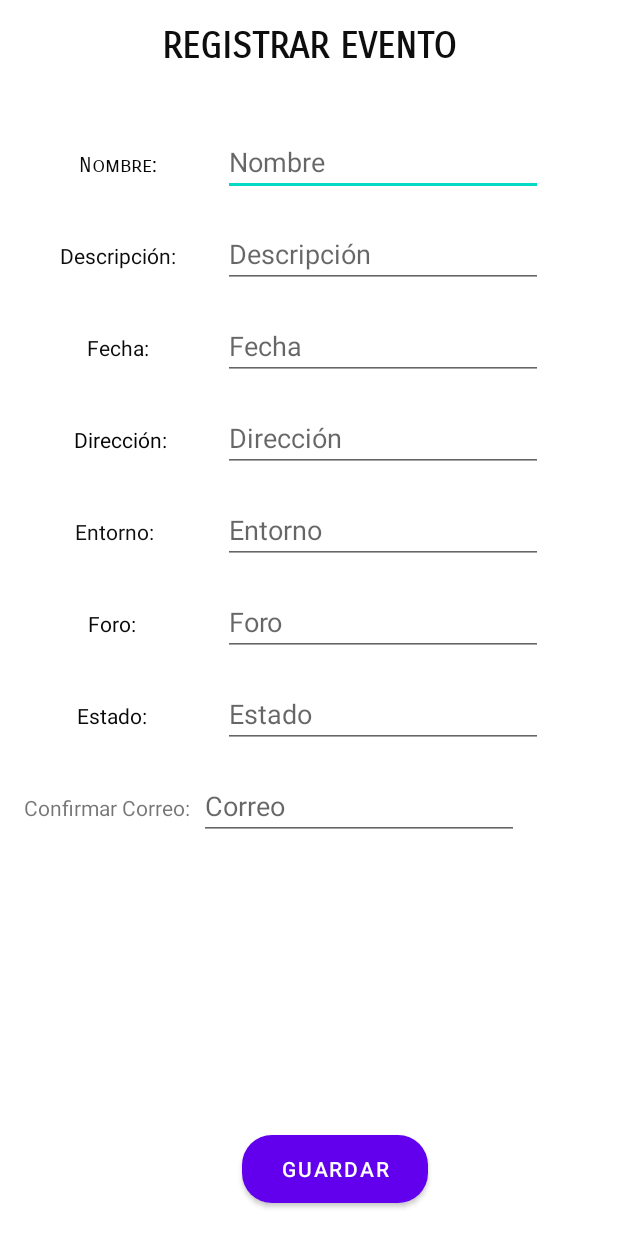
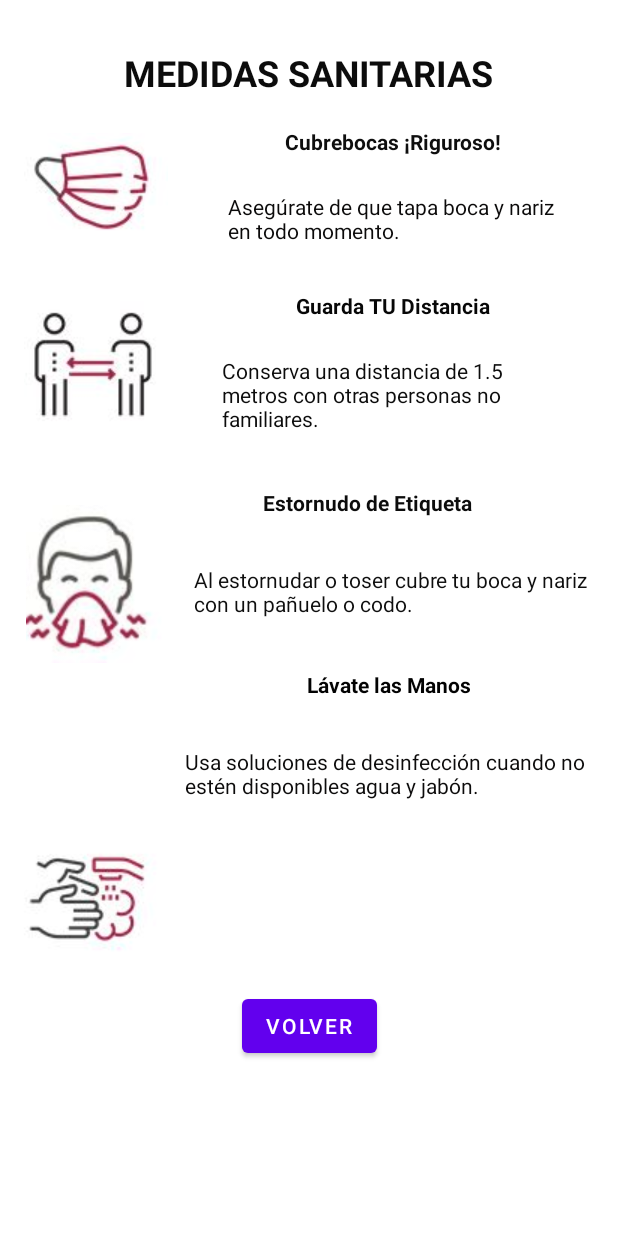
Before and after one commit to Karen89K/ProyectoICM, an Android app: the screen it shows after launch (RegistrarEvento before the commit, Medidas_sanitarias after it), on a phone screen of 412 x 824 dp. Run offline under Robolectric (Android 15) with nearby library versions, the phone set to English and light mode, and no system bars.

Commit message:
Registrar evento consulta

```diff
--- /dev/null
+++ b/app/src/main/java/com/teamdinamita/proyectoeventosicm/Medidas_sanitarias.java
@@ -0,0 +1,14 @@
+package com.teamdinamita.proyectoeventosicm;
+
+import androidx.appcompat.app.AppCompatActivity;
+
+import android.os.Bundle;
+
+public class Medidas_sanitarias extends AppCompatActivity {
+
+    @Override
+    protected void onCreate(Bundle savedInstanceState) {
+        super.onCreate(savedInstanceState);
+        setContentView(R.layout.activity_medidas_sanitarias);
+    }
+}
--- a/app/src/main/java/com/teamdinamita/proyectoeventosicm/RegistrarEvento.java
+++ b/app/src/main/java/com/teamdinamita/proyectoeventosicm/RegistrarEvento.java
@@ -2,11 +2,24 @@ package com.teamdinamita.proyectoeventosicm;
 
 import androidx.appcompat.app.AppCompatActivity;
 
+import android.app.ProgressDialog;
+import android.content.Intent;
 import android.os.Bundle;
 import android.view.View;
 import android.widget.Button;
 import android.widget.EditText;
+import android.widget.Toast;
 
+import com.android.volley.AuthFailureError;
+import com.android.volley.Request;
+import com.android.volley.RequestQueue;
+import com.android.volley.Response;
+import com.android.volley.VolleyError;
+import com.android.volley.toolbox.StringRequest;
+import com.android.volley.toolbox.Volley;
+
+import java.util.HashMap;
+import java.util.Map;
 
 
 public class RegistrarEvento extends AppCompatActivity {
@@ -30,16 +43,96 @@ public class RegistrarEvento extends AppCompatActivity {
         txtEntorno = findViewById(R.id.txtEntorno);
         txtForo = findViewById(R.id.txtForo);
         txtEstado = findViewById(R.id.txtEstado);
-        txtCorreo = findViewById(R.id.txtCorreoConf);
+
+
         btnGuardar = findViewById(R.id.btnGuardar);
 
         btnGuardar.setOnClickListener(new View.OnClickListener() {
             @Override
             public void onClick(View v) {
+                insertData();
+            }
+
+        });
+
+    }
+
+    private void insertData() {
+        final String EventoNombre = txtNombreE.getText().toString().trim();
+        final String Descripcion = txtDesc.getText().toString().trim();
+        final String Fecha = txtFecha.getText().toString().trim();
+        final String Direccion = txtDireccion.getText().toString().trim();
+        final String Entorno = txtEntorno.getText().toString().trim();
+        final String Foro = txtForo.getText().toString().trim();
+        final String Estado = txtEstado.getText().toString().trim();
 
 
+        final ProgressDialog progressDialog = new ProgressDialog(this);
+        progressDialog.setMessage("cargando...");
+
+        if (EventoNombre.isEmpty()) {
+            txtNombreE.setError("complete los campos");
+            return;
+        } else if (Entorno.isEmpty()) {
+
+            txtCorreo.setError("complete los campos");
+            return;
+        } else {
+            progressDialog.show();
+            StringRequest request = new StringRequest(Request.Method.POST, "https://zjbicqfh.lucusvirtual.es/insertE.php",
+                    new Response.Listener<String>() {
+                        @Override
+                        public void onResponse(String response) {
+
+                            if (response.equalsIgnoreCase("Datos insertados")) {
+                                Toast.makeText(RegistrarEvento.this, "Datos insertados", Toast.LENGTH_SHORT).show();
+                                progressDialog.dismiss();
+                                Intent intent = new Intent(RegistrarEvento.this, MisEventos.class);
+                                startActivity(intent);
+                            } else {
+                                Toast.makeText(RegistrarEvento.this, response, Toast.LENGTH_SHORT).show();
+                                progressDialog.dismiss();
+                                Toast.makeText(RegistrarEvento.this, "No se puede insertar", Toast.LENGTH_SHORT).show();
+                            }
+                        }
+                    }, new Response.ErrorListener() {
+                @Override
+                public void onErrorResponse(VolleyError error) {
+                    Toast.makeText(RegistrarEvento.this, error.getMessage(), Toast.LENGTH_SHORT).show();
+                    progressDialog.dismiss();
+                }
             }
-        });
+            ) {
+                @Override
+                protected Map<String, String> getParams() throws AuthFailureError {
+
+                    Map<String, String> params = new HashMap<String, String>();
+
+                    params.put("nombre", EventoNombre);
+                    params.put("descripcion", Descripcion);
+                    params.put("fecha", Fecha);
+                    params.put("direccion", Direccion);
+                    params.put("entorno", Entorno);
+                    params.put("foro", Foro);
+                    params.put("estado", Estado);
+
+
+                    return params;
+                }
+            };
+            RequestQueue requestQueue = Volley.newRequestQueue(RegistrarEvento.this);
+            requestQueue.add(request);
+
+
+        }
+
+    }
+
+    @Override
+    public void onBackPressed() {
+        super.onBackPressed();
+        finish();
+
     }
 
 
--- /dev/null
+++ b/app/src/main/res/layout/activity_medidas_sanitarias.xml
@@ -0,0 +1,169 @@
+<?xml version="1.0" encoding="utf-8"?>
+<androidx.constraintlayout.widget.ConstraintLayout xmlns:android="http://schemas.android.com/apk/res/android"
+    xmlns:app="http://schemas.android.com/apk/res-auto"
+    xmlns:tools="http://schemas.android.com/tools"
+    android:layout_width="match_parent"
+    android:layout_height="match_parent"
+    tools:context=".Medidas_sanitarias">
+
+    <TextView
+        android:id="@+id/textView2"
+        android:layout_width="wrap_content"
+        android:layout_height="wrap_content"
+        android:layout_marginTop="32dp"
+        android:text="MEDIDAS SANITARIAS"
+        android:textColor="#0C0C0C"
+        android:textSize="24sp"
+        android:textStyle="bold"
+        app:layout_constraintEnd_toEndOf="parent"
+        app:layout_constraintStart_toStartOf="parent"
+        app:layout_constraintTop_toTopOf="parent" />
+
+    <ImageView
+        android:id="@+id/imageView"
+        android:layout_width="wrap_content"
+        android:layout_height="wrap_content"
+        android:layout_marginStart="16dp"
+        android:layout_marginTop="24dp"
+        app:layout_constraintStart_toStartOf="parent"
+        app:layout_constraintTop_toBottomOf="@+id/textView2"
+        app:srcCompat="@drawable/cubrebocas" />
+
+    <ImageView
+        android:id="@+id/imageView2"
+        android:layout_width="wrap_content"
+        android:layout_height="wrap_content"
+        android:layout_marginStart="16dp"
+        android:layout_marginTop="112dp"
+        app:layout_constraintStart_toStartOf="parent"
+        app:layout_constraintTop_toTopOf="@+id/imageView"
+        app:srcCompat="@drawable/guardatudis" />
+
+    <ImageView
+        android:id="@+id/imageView3"
+        android:layout_width="wrap_content"
+        android:layout_height="wrap_content"
+        android:layout_marginStart="8dp"
+        android:layout_marginTop="12dp"
+        app:layout_constraintBottom_toBottomOf="parent"
+        app:layout_constraintStart_toStartOf="parent"
+        app:layout_constraintTop_toBottomOf="@+id/imageView5"
+        app:layout_constraintVertical_bias="0.347"
+        app:srcCompat="@drawable/lava" />
+
+    <ImageView
+        android:id="@+id/imageView5"
+        android:layout_width="93dp"
+        android:layout_height="105dp"
+        android:layout_marginStart="16dp"
+        android:layout_marginTop="52dp"
+        app:layout_constraintStart_toStartOf="parent"
+        app:layout_constraintTop_toBottomOf="@+id/imageView2"
+        app:srcCompat="@drawable/estornudo" />
+
+    <TextView
+        android:id="@+id/textView3"
+        android:layout_width="wrap_content"
+        android:layout_height="wrap_content"
+        android:layout_marginTop="20dp"
+        android:text="Cubrebocas ¡Riguroso!"
+        android:textColor="#0E0E0E"
+        android:textStyle="bold"
+        app:layout_constraintEnd_toEndOf="parent"
+        app:layout_constraintStart_toEndOf="@+id/imageView"
+        app:layout_constraintTop_toBottomOf="@+id/textView2" />
+
+    <TextView
+        android:id="@+id/textView4"
+        android:layout_width="220dp"
+        android:layout_height="42dp"
+        android:layout_marginTop="24dp"
+        android:text="Asegúrate de que tapa boca y nariz en todo momento."
+        android:textColor="#0B0A0A"
+        app:layout_constraintEnd_toEndOf="parent"
+        app:layout_constraintStart_toEndOf="@+id/imageView"
+        app:layout_constraintTop_toBottomOf="@+id/textView3" />
+
+    <TextView
+        android:id="@+id/textView5"
+        android:layout_width="wrap_content"
+        android:layout_height="wrap_content"
+        android:layout_marginTop="24dp"
+        android:text="Guarda TU Distancia"
+        android:textColor="#070707"
+        android:textStyle="bold"
+        app:layout_constraintEnd_toEndOf="parent"
+        app:layout_constraintStart_toEndOf="@+id/imageView2"
+        app:layout_constraintTop_toBottomOf="@+id/textView4" />
+
+    <TextView
+        android:id="@+id/textView6"
+        android:layout_width="228dp"
+        android:layout_height="56dp"
+        android:layout_marginTop="24dp"
+        android:text="Conserva una distancia de 1.5 metros con otras personas no familiares."
+        android:textColor="#0C0C0C"
+        app:layout_constraintEnd_toEndOf="parent"
+        app:layout_constraintStart_toEndOf="@+id/imageView2"
+        app:layout_constraintTop_toBottomOf="@+id/textView5" />
+
+    <TextView
+        android:id="@+id/textView15"
+        android:layout_width="wrap_content"
+        android:layout_height="wrap_content"
+        android:layout_marginStart="50dp"
+        android:layout_marginTop="32dp"
+        android:layout_marginEnd="82dp"
+        android:text="Estornudo de Etiqueta"
+        android:textColor="#0C0C0C"
+        android:textStyle="bold"
+        app:layout_constraintEnd_toEndOf="parent"
+        app:layout_constraintStart_toEndOf="@+id/imageView5"
+        app:layout_constraintTop_toBottomOf="@+id/textView6" />
+
+    <TextView
+        android:id="@+id/textView17"
+        android:layout_width="271dp"
+        android:layout_height="38dp"
+        android:layout_marginStart="8dp"
+        android:layout_marginTop="32dp"
+        android:text="Al estornudar o toser cubre tu boca y nariz con un pañuelo o codo."
+        android:textColor="#0E0E0E"
+        app:layout_constraintEnd_toEndOf="parent"
+        app:layout_constraintStart_toEndOf="@+id/imageView5"
+        app:layout_constraintTop_toBottomOf="@+id/textView15" />
+
+    <TextView
+        android:id="@+id/textView18"
+        android:layout_width="wrap_content"
+        android:layout_height="wrap_content"
+        android:layout_marginTop="32dp"
+        android:text="Lávate las Manos"
+        android:textColor="#020202"
+        android:textStyle="bold"
+        app:layout_constraintEnd_toEndOf="parent"
+        app:layout_constraintStart_toEndOf="@+id/imageView3"
+        app:layout_constraintTop_toBottomOf="@+id/textView17" />
+
+    <TextView
+        android:id="@+id/textView20"
+        android:layout_width="268dp"
+        android:layout_height="45dp"
+        android:layout_marginTop="32dp"
+        android:text="Usa soluciones de desinfección cuando no estén disponibles agua y jabón."
+        android:textColor="#0C0B0B"
+        app:layout_constraintEnd_toEndOf="parent"
+        app:layout_constraintHorizontal_bias="0.45"
+        app:layout_constraintStart_toEndOf="@+id/imageView3"
+        app:layout_constraintTop_toBottomOf="@+id/textView18" />
+
+    <Button
+        android:id="@+id/btnVolver"
+        android:layout_width="wrap_content"
+        android:layout_height="wrap_content"
+        android:text="Volver"
+        app:layout_constraintBottom_toBottomOf="parent"
+        app:layout_constraintEnd_toEndOf="parent"
+        app:layout_constraintStart_toStartOf="parent"
+        app:layout_constraintTop_toBottomOf="@+id/textView20" />
+</androidx.constraintlayout.widget.ConstraintLayout>
--- a/app/src/main/res/layout/activity_registrar_evento.xml
+++ b/app/src/main/res/layout/activity_registrar_evento.xml
@@ -197,25 +197,4 @@
         app:layout_constraintHorizontal_bias="0.56"
         app:layout_constraintStart_toStartOf="parent" />
 
-    <TextView
-        android:id="@+id/txtCorreoC"
-        android:layout_width="wrap_content"
-        android:layout_height="wrap_content"
-        android:layout_marginStart="16dp"
-        android:text="Confirmar Correo:"
-        app:layout_constraintBaseline_toBaselineOf="@+id/txtCorreoConf"
-        app:layout_constraintStart_toStartOf="parent" />
-
-    <EditText
-        android:id="@+id/txtCorreoConf"
-        android:layout_width="wrap_content"
-        android:layout_height="wrap_content"
-        android:layout_marginTop="16dp"
-        android:layout_marginEnd="60dp"
-        android:ems="10"
-        android:hint="Correo"
-        android:inputType="textPersonName"
-        app:layout_constraintEnd_toEndOf="parent"
-        app:layout_constraintStart_toEndOf="@+id/txtCorreoC"
-        app:layout_constraintTop_toBottomOf="@+id/txtEstado" />
 </androidx.constraintlayout.widget.ConstraintLayout>
```
Also changed, not shown: app/src/main/AndroidManifest.xml (+8 -5 lines), app/src/main/res/drawable-v24/cubrebocas.JPG (added), app/src/main/res/drawable-v24/estornudo.JPG (added), app/src/main/res/drawable-v24/evi.JPG (added), app/src/main/res/drawable-v24/guardatudis.JPG (added), app/src/main/res/drawable-v24/lava.JPG (added).
